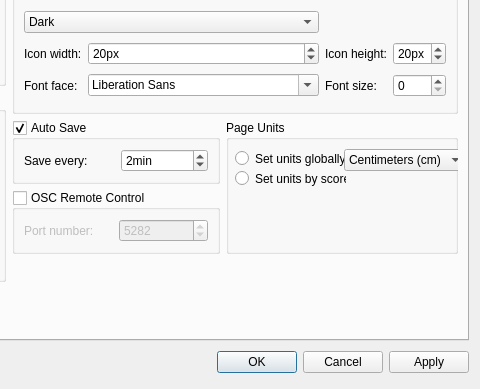
sidewayss/MuseScore, file mscore/prefsdialog.ui: the form before one commit; both pictures show x 354 to 834 and y 180 to 569 of the 834 by 569 pixel window.
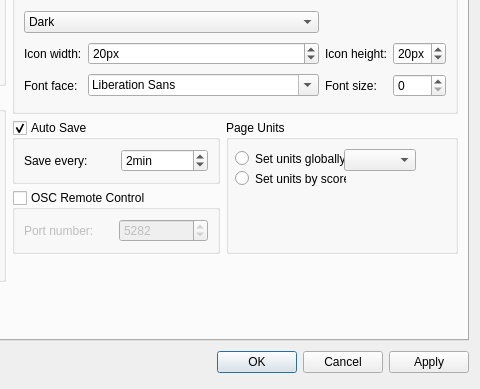
The form after the commit. Icons and pictures are not drawn. Custom widgets are drawn as their Qt base class.

```diff
--- a/mscore/prefsdialog.ui
+++ b/mscore/prefsdialog.ui
@@ -795,23 +795,13 @@
              <rect>
               <x>118</x>
               <y>29</y>
-              <width>108</width>
+              <width>69</width>
               <height>20</height>
              </rect>
             </property>
             <property name="sizeAdjustPolicy">
              <enum>QComboBox::AdjustToContents</enum>
             </property>
-            <item>
-             <property name="text">
-              <string>Centimeters (cm)</string>
-             </property>
-            </item>
-            <item>
-             <property name="text">
-              <string>Inches (in)</string>
-             </property>
-            </item>
            </widget>
           </widget>
          </item>
```
Left out of the diff: 2 changed lines with no effect on the pictures.
